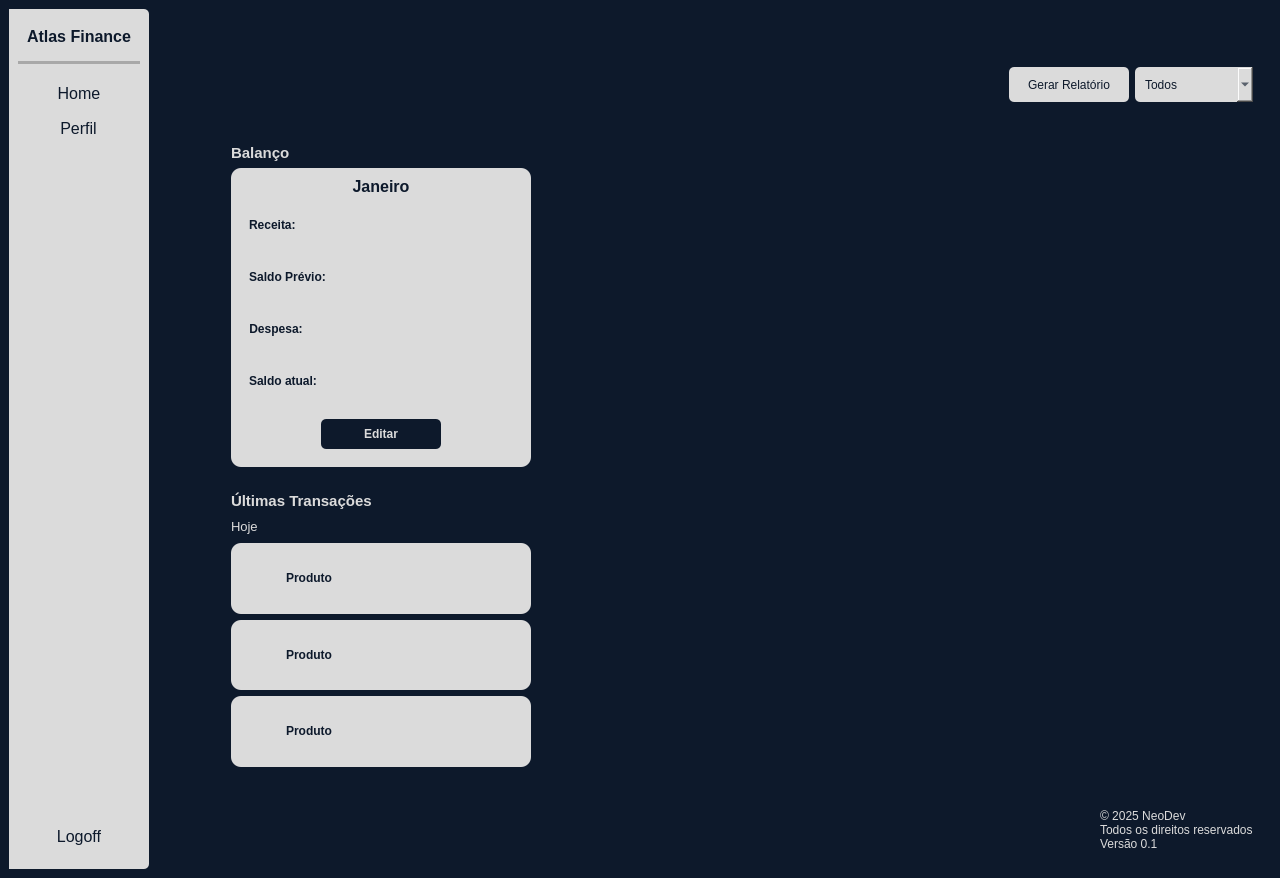
Above: ui/HomeWindow.ui from kawlu/Atlas-Finance before the change. Below: the same form after it.
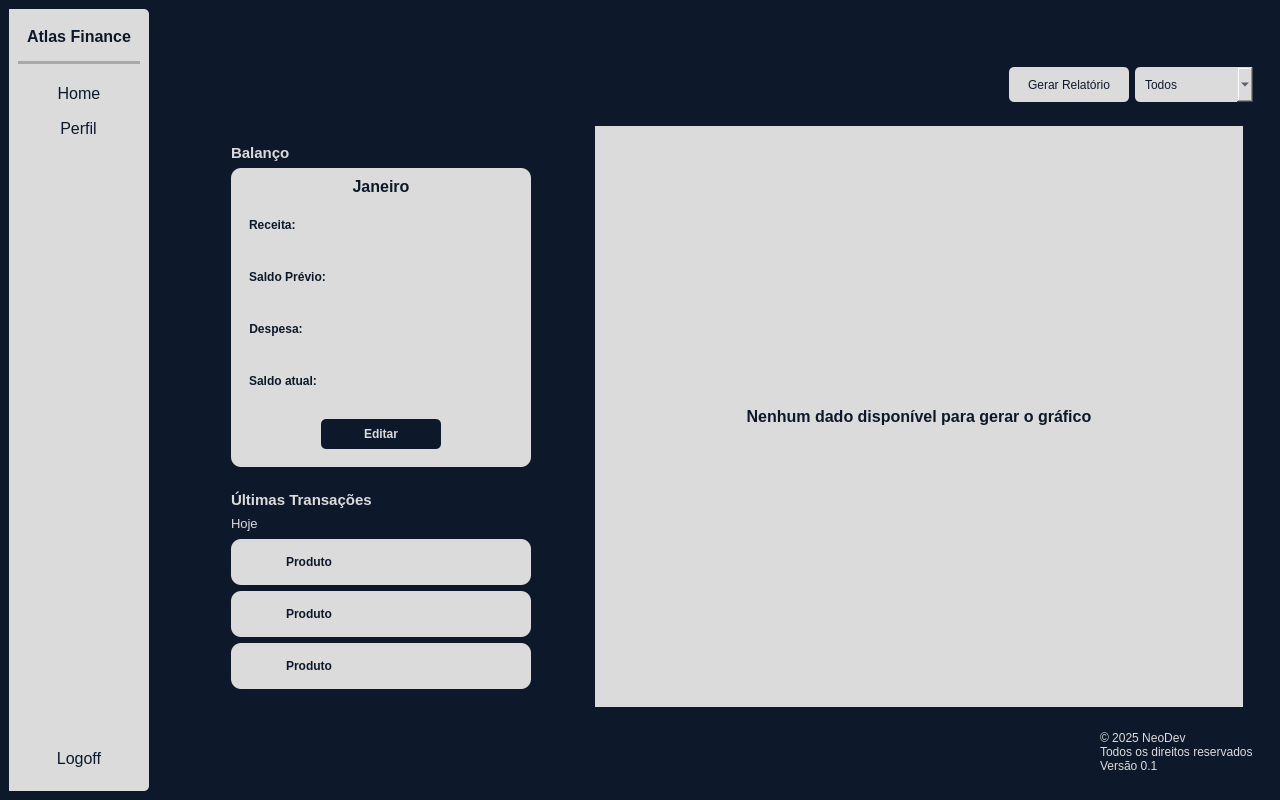
That is the form after the change. Icons and pictures are not drawn.

```diff
--- a/ui/HomeWindow.ui
+++ b/ui/HomeWindow.ui
@@ -7,7 +7,7 @@
     <x>0</x>
     <y>0</y>
     <width>1280</width>
-    <height>878</height>
+    <height>800</height>
    </rect>
   </property>
   <property name="mouseTracking">
@@ -815,6 +815,9 @@
               <verstretch>0</verstretch>
              </sizepolicy>
             </property>
+            <property name="styleSheet">
+             <string notr="true">background-color: rgb(219, 219, 219);</string>
+            </property>
             <property name="frameShape">
              <enum>QFrame::NoFrame</enum>
             </property>
@@ -842,6 +845,21 @@
                  <verstretch>0</verstretch>
                 </sizepolicy>
                </property>
+               <property name="styleSheet">
+                <string notr="true">background-color: rgb(219, 219, 219);</string>
+               </property>
+               <layout class="QHBoxLayout" name="horizontalLayout_14">
+                <item>
+                 <widget class="QLabel" name="lbl_warning">
+                  <property name="styleSheet">
+                   <string notr="true">color: rgb(13, 25, 43);</string>
+                  </property>
+                  <property name="text">
+                   <string>&lt;html&gt;&lt;head/&gt;&lt;body&gt;&lt;p align=&quot;center&quot;&gt;&lt;span style=&quot; font-size:12pt; font-weight:600; color:#0d192b;&quot;&gt;Nenhum dado disponível para gerar o gráfico&lt;/span&gt;&lt;/p&gt;&lt;/body&gt;&lt;/html&gt;</string>
+                  </property>
+                 </widget>
+                </item>
+               </layout>
               </widget>
              </item>
             </layout>
```
